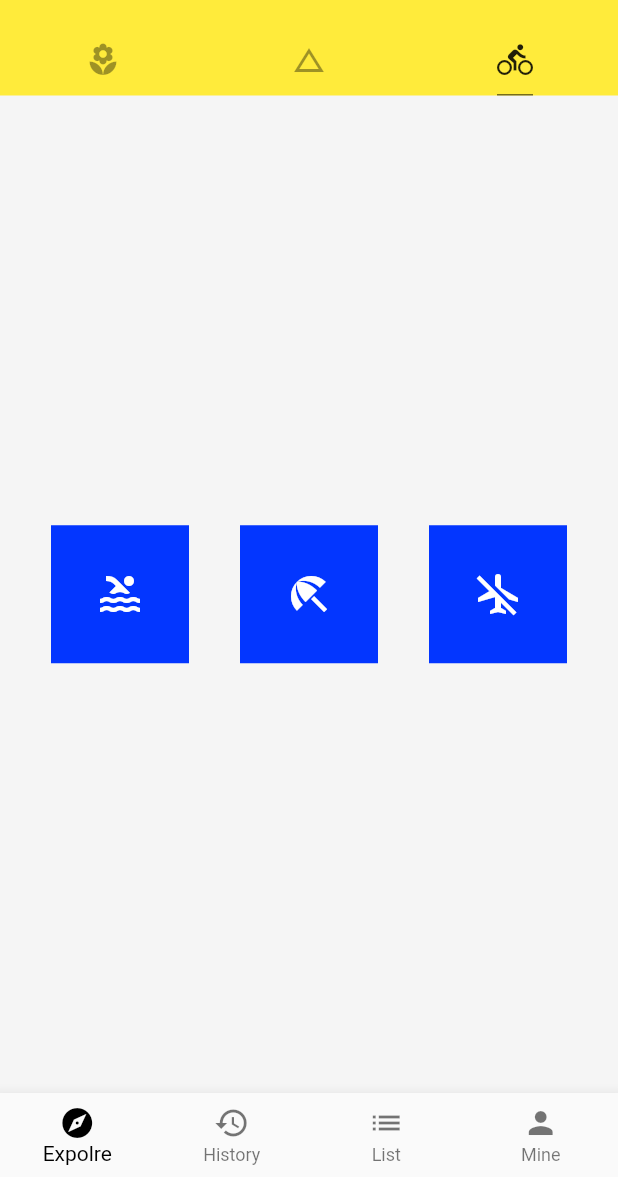
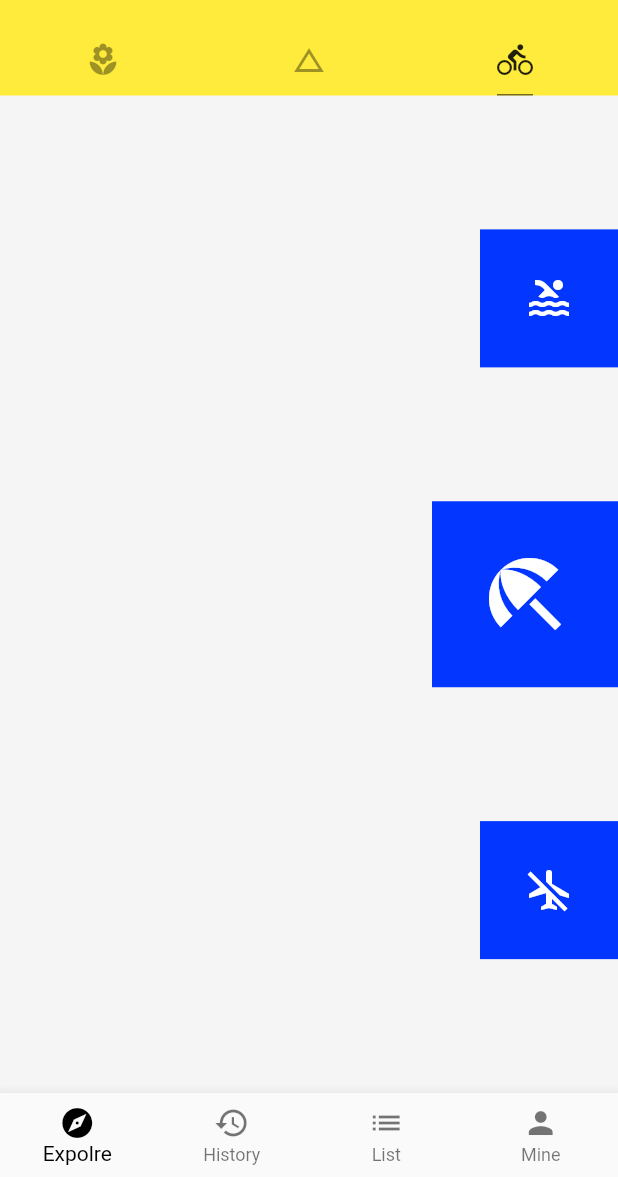
Before and after one commit to XYXiaoYuan/flutter_study, a Flutter app: the screen it shows after launch, tab 3 chosen, on a phone screen of 412 x 824 dp, the part 59-1236 px from its top. Run offline on Flutter 3.47's test engine with Material 2 defaults, Android fonts, the phone set to English and light mode, and no system bars; network calls fail.

Commit message:
crossAxis：交叉轴

```diff
--- a/flutter_study/lib/demo/layout_demo.dart
+++ b/flutter_study/lib/demo/layout_demo.dart
@@ -4,11 +4,12 @@ class LayoutDemo extends StatelessWidget {
   @override
   Widget build(BuildContext context) {
     return Container(
-      child: Row(
+      child: Column(
         mainAxisAlignment: MainAxisAlignment.spaceEvenly,
+        crossAxisAlignment: CrossAxisAlignment.end,
         children: <Widget>[
           IconBadge(Icons.pool),
-          IconBadge(Icons.beach_access),
+          IconBadge(Icons.beach_access, size: 64.0),
           IconBadge(Icons.airplanemode_inactive)
         ],
       ),
```
